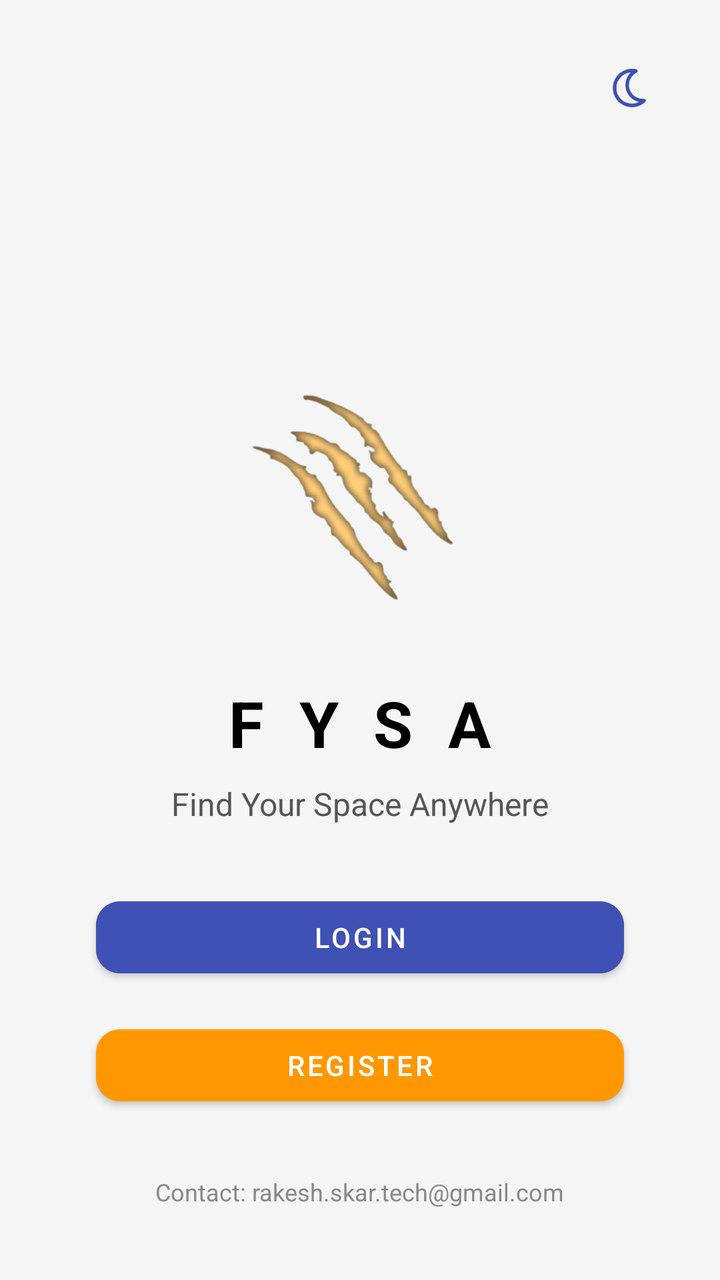
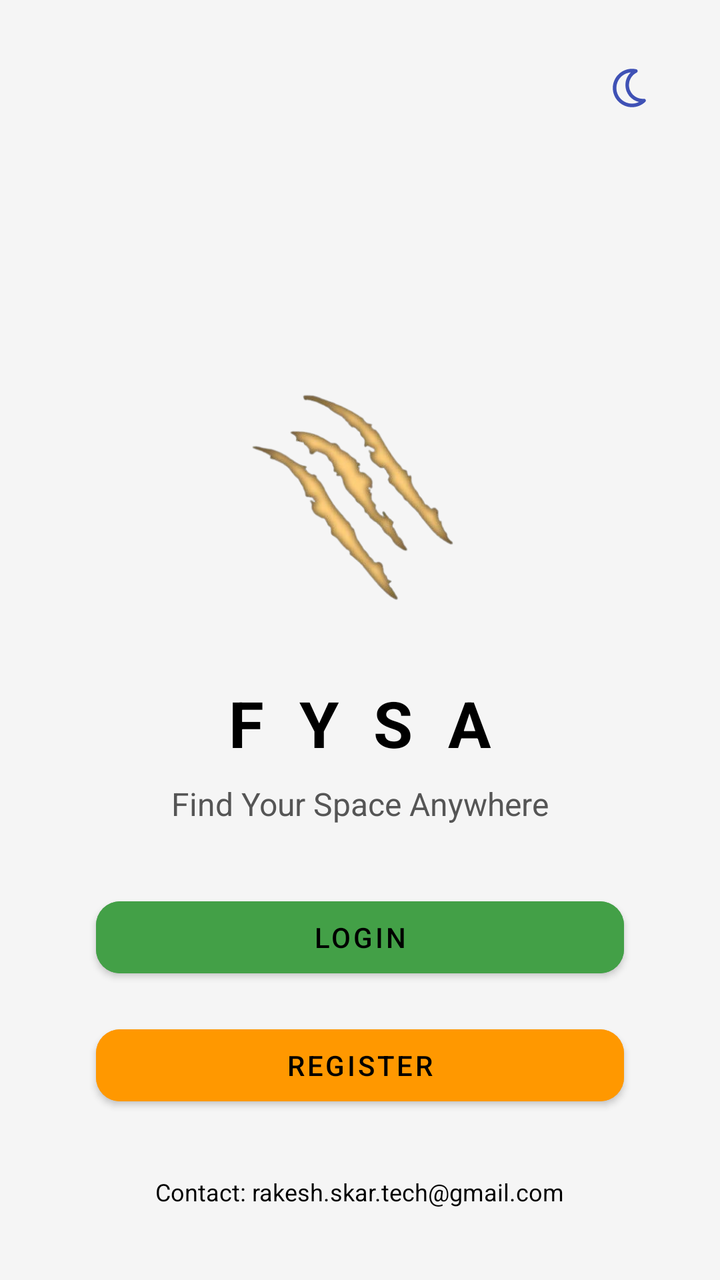

Screens rendered from an Android XML layout before and after an edit, with the pre-edit source and the edit as a unified diff.
<!-- AndroidManifest.xml: application theme Theme.FYSA -->
<!-- res/layout/activity_main.xml -->
<?xml version="1.0" encoding="utf-8"?>
<androidx.constraintlayout.widget.ConstraintLayout xmlns:android="http://schemas.android.com/apk/res/android"
    xmlns:app="http://schemas.android.com/apk/res-auto"
    xmlns:tools="http://schemas.android.com/tools"
    android:layout_width="match_parent"
    android:layout_height="match_parent"
    android:background="@color/bgColor"
    android:padding="24dp">

    
    <ImageView
        android:id="@+id/appLogo"
        android:layout_width="150dp"
        android:layout_height="150dp"
        android:layout_marginTop="150dp"
        android:contentDescription="@string/app_logo"
        android:importantForAccessibility="no"
        android:src="@drawable/logo"
        app:layout_constraintEnd_toEndOf="parent"
        app:layout_constraintStart_toStartOf="parent"
        app:layout_constraintTop_toTopOf="parent" />

    
    <TextView
        android:id="@+id/appTitle"
        android:layout_width="wrap_content"
        android:layout_height="wrap_content"
        android:layout_marginTop="16dp"
        android:letterSpacing="0.55"
        android:text="@string/app_name"
        android:textColor="@color/textPrimary"
        android:textSize="32sp"
        android:textStyle="bold"
        app:layout_constraintEnd_toEndOf="parent"
        app:layout_constraintStart_toStartOf="parent"
        app:layout_constraintTop_toBottomOf="@id/appLogo" />

    
    <TextView
        android:id="@+id/appSubtitle"
        android:layout_width="wrap_content"
        android:layout_height="wrap_content"
        android:layout_marginTop="8dp"
        android:text="@string/app_tagline"
        android:textColor="@color/textSecondary"
        android:textSize="16sp"
        app:layout_constraintEnd_toEndOf="parent"
        app:layout_constraintStart_toStartOf="parent"
        app:layout_constraintTop_toBottomOf="@id/appTitle" />

    
    <Button
        android:id="@+id/btnLogin"
        style="@style/Widget.MaterialComponents.Button"
        android:layout_width="0dp"
        android:layout_height="wrap_content"
        android:layout_marginStart="24dp"
        android:layout_marginTop="32dp"
        android:layout_marginEnd="24dp"
        android:backgroundTint="@color/btnPrimary"
        android:text="@string/login"
        android:textColor="@color/btnTextPrimary"
        app:cornerRadius="12dp"
        app:layout_constraintEnd_toEndOf="parent"
        app:layout_constraintStart_toStartOf="parent"
        app:layout_constraintTop_toBottomOf="@id/appSubtitle" />

    
    <Button
        android:id="@+id/btnRegister"
        style="@style/Widget.MaterialComponents.Button"
        android:layout_width="0dp"
        android:layout_height="wrap_content"
        android:layout_marginStart="24dp"
        android:layout_marginTop="16dp"
        android:layout_marginEnd="24dp"
        android:backgroundTint="@color/btnSecondary"
        android:text="@string/register"
        android:textColor="@color/btnTextSecondary"
        app:cornerRadius="12dp"
        app:layout_constraintEnd_toEndOf="parent"
        app:layout_constraintStart_toStartOf="parent"
        app:layout_constraintTop_toBottomOf="@id/btnLogin" />

    
    <ImageButton
        android:id="@+id/btnThemeToggle"
        android:layout_width="40dp"
        android:layout_height="40dp"
        android:layout_marginTop="0dp"
        android:background="?attr/selectableItemBackgroundBorderless"
        android:contentDescription="@string/toggle_theme"
        android:padding="8dp"
        android:scaleType="fitCenter"
        android:src="@drawable/ic_moon"
        app:layout_constraintEnd_toEndOf="parent"
        app:layout_constraintTop_toTopOf="parent"
        app:tint="@color/btnOutlineText"
        tools:ignore="TouchTargetSizeCheck" />

    
    <LinearLayout
        android:layout_width="0dp"
        android:layout_height="wrap_content"
        android:gravity="center_horizontal"
        android:orientation="vertical"
        android:paddingBottom="12dp"
        app:layout_constraintBottom_toBottomOf="parent"
        app:layout_constraintEnd_toEndOf="parent"
        app:layout_constraintStart_toStartOf="parent">

        <TextView
            android:id="@+id/footerText"
            android:layout_width="wrap_content"
            android:layout_height="wrap_content"
            android:text=""
            android:textColor="@color/footerText"
            android:textSize="12sp" />

        <TextView
            android:id="@+id/contactEmail"
            android:layout_width="wrap_content"
            android:layout_height="wrap_content"
            android:text="@string/contact_rakesh_skar_tech_gmail_com"
            android:textColor="@color/footerText"
            android:textSize="12sp" />

    </LinearLayout>

</androidx.constraintlayout.widget.ConstraintLayout>
<!-- resources referenced by this layout -->
<resources>
  <color name="bgColor">#F5F5F5</color>
  <color name="btnOutlineText">#3F51B5</color>
  <color name="btnPrimary">#3F51B5</color>
  <color name="btnSecondary">#FF9800</color>
  <color name="btnTextPrimary">#FFFFFF</color>
  <color name="btnTextSecondary">#FFFFFF</color>
  <color name="footerText">#888888</color>
  <color name="textPrimary">#000000</color>
  <color name="textSecondary">#555555</color>
  <!-- drawable ic_moon (drawable) -->
  <vector xmlns:android="http://schemas.android.com/apk/res/android" xmlns:aapt="http://schemas.android.com/aapt"
      android:viewportWidth="640"
      android:viewportHeight="640"
      android:width="640dp"
      android:height="640dp">
      <path
          android:pathData="M303.3 112.7C196.2 121.2 112 210.8 112 320C112 434.9 205.1 528 320 528C353.3 528 384.7 520.2 412.6 506.3C309.2 482.9 232 390.5 232 280C232 214.2 259.4 154.9 303.3 112.7zM64 320C64 178.6 178.6 64 320 64C339.4 64 358.4 66.2 376.7 70.3C386.6 72.5 394 80.8 395.2 90.8C396.4 100.8 391.2 110.6 382.1 115.2C321.5 145.4 280 207.9 280 280C280 381.6 362.4 464 464 464C469 464 473.9 463.8 478.8 463.4C488.9 462.6 498.4 468.2 502.6 477.5C506.8 486.8 504.6 497.6 497.3 504.6C451.3 548.8 388.8 576 320 576C178.6 576 64 461.4 64 320z"
          android:fillColor="#000000" />
  </vector>
  <!-- drawable logo: png bitmap (drawable, 72251 bytes) -->
  <string name="app_logo">FYSA</string>
  <string name="app_name">FYSA</string>
  <string name="app_tagline">Find Your Space Anywhere</string>
  <string name="contact_rakesh_skar_tech_gmail_com">Contact: rakesh.skar.tech@gmail.com</string>
  <string name="login">login</string>
  <string name="register">register</string>
  <string name="toggle_theme">Theme Toggle Icon</string>
  <style name="Theme.FYSA" parent="Theme.MaterialComponents.DayNight.NoActionBar">
          <item name="colorPrimary">@color/btnPrimary</item>
          <item name="colorPrimaryVariant">@color/btnPrimary</item>
          <item name="colorOnPrimary">@color/btnTextPrimary</item>
  
          <item name="colorSecondary">@color/btnSecondary</item>
          <item name="colorSecondaryVariant">@color/btnSecondary</item>
          <item name="colorOnSecondary">@color/btnTextSecondary</item>
  
          <item name="android:colorBackground">@color/bgColor</item>
          <item name="colorSurface">@color/bgColor</item>
          <item name="colorOnSurface">@color/textPrimary</item>
  
          <item name="android:statusBarColor" tools:targetApi="l">?attr/colorPrimary</item>
          <item name="android:windowLightStatusBar">true</item>
  
          <item name="materialButtonStyle">@style/Widget.MaterialComponents.Button</item>
          <item name="materialButtonOutlinedStyle">@style/Widget.MaterialComponents.Button.OutlinedButton</item>
      </style>
</resources>

<!-- the commit's change to res/layout/activity_main.xml (unified diff, before → after) -->
@@ -18,7 +18,8 @@
         android:src="@drawable/logo"
         app:layout_constraintEnd_toEndOf="parent"
         app:layout_constraintStart_toStartOf="parent"
-        app:layout_constraintTop_toTopOf="parent" />
+        app:layout_constraintTop_toTopOf="parent"
+        tools:ignore="ImageContrastCheck" />
 
     
     <TextView
@@ -57,13 +58,14 @@
         android:layout_marginStart="24dp"
         android:layout_marginTop="32dp"
         android:layout_marginEnd="24dp"
-        android:backgroundTint="@color/btnPrimary"
+        android:backgroundTint="@color/green_600"
         android:text="@string/login"
-        android:textColor="@color/btnTextPrimary"
+        android:textColor="@color/textPrimary"
         app:cornerRadius="12dp"
         app:layout_constraintEnd_toEndOf="parent"
         app:layout_constraintStart_toStartOf="parent"
-        app:layout_constraintTop_toBottomOf="@id/appSubtitle" />
+        app:layout_constraintTop_toBottomOf="@id/appSubtitle"
+        tools:ignore="VisualLintButtonSize" />
 
     
     <Button
@@ -76,11 +78,12 @@
         android:layout_marginEnd="24dp"
         android:backgroundTint="@color/btnSecondary"
         android:text="@string/register"
-        android:textColor="@color/btnTextSecondary"
+        android:textColor="@color/textPrimary"
         app:cornerRadius="12dp"
         app:layout_constraintEnd_toEndOf="parent"
         app:layout_constraintStart_toStartOf="parent"
-        app:layout_constraintTop_toBottomOf="@id/btnLogin" />
+        app:layout_constraintTop_toBottomOf="@id/btnLogin"
+        tools:ignore="VisualLintButtonSize" />
 
     
     <ImageButton
@@ -122,7 +125,7 @@
             android:layout_width="wrap_content"
             android:layout_height="wrap_content"
             android:text="@string/contact_rakesh_skar_tech_gmail_com"
-            android:textColor="@color/footerText"
+            android:textColor="@color/textPrimary"
             android:textSize="12sp" />
 
     </LinearLayout>
<!-- resource entries referenced after the edit -->
@@ -7,6 +7,7 @@
   <color name="btnTextPrimary">#FFFFFF</color>
   <color name="btnTextSecondary">#FFFFFF</color>
   <color name="footerText">#888888</color>
+  <color name="green_600">#43A047</color>
   <color name="textPrimary">#000000</color>
   <color name="textSecondary">#555555</color>
   <!-- drawable ic_moon (drawable) -->
